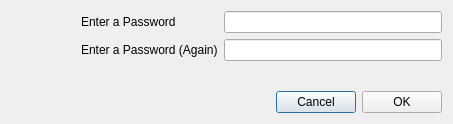
The window that passworddialog.ui (maelys-mcardle/conceal) describes before a commit, drawn with Qt 5.
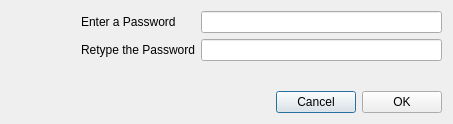
The same window after the commit. Icons and pictures are not drawn.

The edit to the form file:
```diff
--- a/passworddialog.ui
+++ b/passworddialog.ui
@@ -78,7 +78,7 @@
        <item row="1" column="0">
         <widget class="QLabel" name="labelEnterPassAgain">
          <property name="text">
-          <string>Enter a Password (Again)</string>
+          <string>Retype the Password</string>
          </property>
         </widget>
        </item>
```
